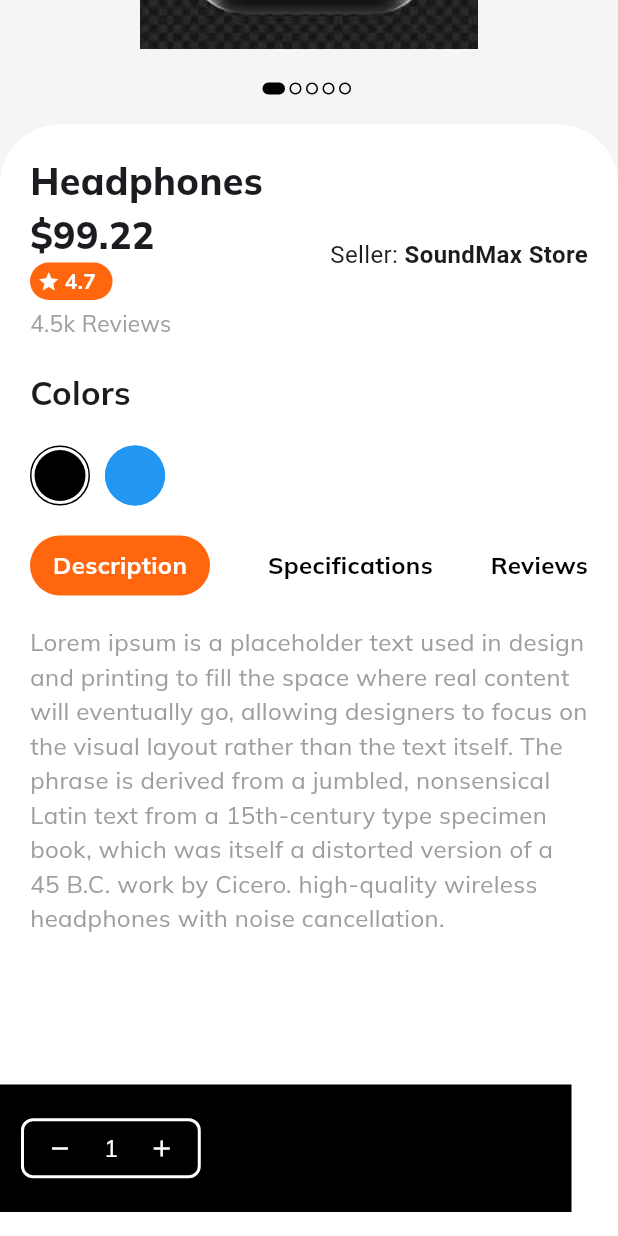
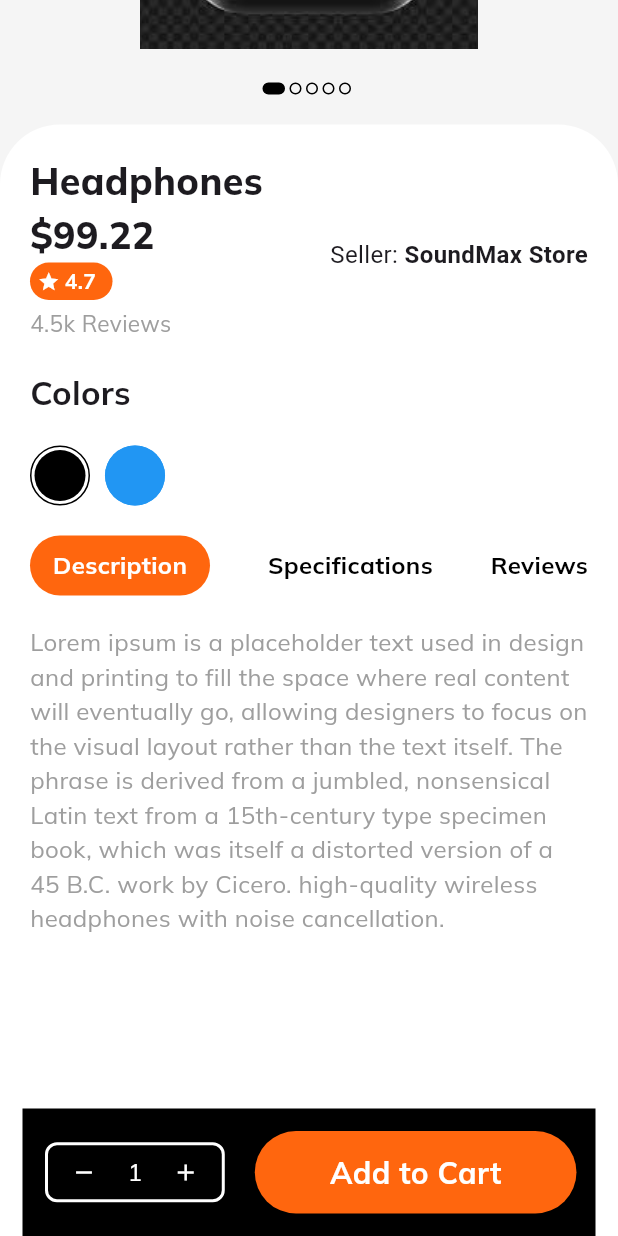
Before and after one commit to mhbabu/ecom_app, a Flutter app: the DetailScreen screen opened directly with sample values from the repository, scrolled down 299 dp, on a phone screen of 412 x 824 dp. Run offline on Flutter 3.47's test engine with Material 3 defaults, Android fonts, the phone set to English and light mode, and no system bars; our stand-ins replace google_fonts.

```diff
--- a/lib/screens/Detail/Widget/add_to_cart.dart
+++ b/lib/screens/Detail/Widget/add_to_cart.dart
@@ -1,3 +1,4 @@
+import 'package:ecom_app/constants.dart';
 import 'package:ecom_app/models/product.dart';
 import 'package:flutter/material.dart';
 
@@ -51,6 +52,28 @@ class _AddToCartState extends State<AddToCart> {
                 ],
               ),
             ),
+
+            const SizedBox(width: 20),
+            GestureDetector(
+              onTap: () {},
+              child: Container(
+                height: 55,
+                decoration: BoxDecoration(
+                  color: kPrimaryColor,
+                  borderRadius: BorderRadius.circular(50),
+                ),
+                alignment: Alignment.center,
+                padding: EdgeInsets.symmetric(horizontal: 50),
+                child: const Text(
+                  "Add to Cart",
+                  style: TextStyle(
+                    color: Colors.white,
+                    fontWeight: FontWeight.bold,
+                    fontSize: 20,
+                  ),
+                ),
+              ),
+            ),
           ],
         ),
       ),
--- a/lib/screens/Detail/detail_screen.dart
+++ b/lib/screens/Detail/detail_screen.dart
@@ -24,6 +24,7 @@ class _DetailScreenState extends State<DetailScreen> {
       backgroundColor: kcontentColor,
       //for add to cart, icon and quantity
       floatingActionButton: AddToCart(product: widget.product),
+      floatingActionButtonLocation: FloatingActionButtonLocation.centerDocked,
       body: SafeArea(
         child: SingleChildScrollView(
           child: Column(
--- a/lib/screens/Home/Widget/image_slider.dart
+++ b/lib/screens/Home/Widget/image_slider.dart
@@ -32,7 +32,7 @@ class ImageSlider extends StatelessWidget {
           ),
         ),
         Positioned.fill(
-          // bottom: 10,
+          bottom: 10,
           child: Align(
             alignment: Alignment.bottomCenter,
             child: Row(
```
